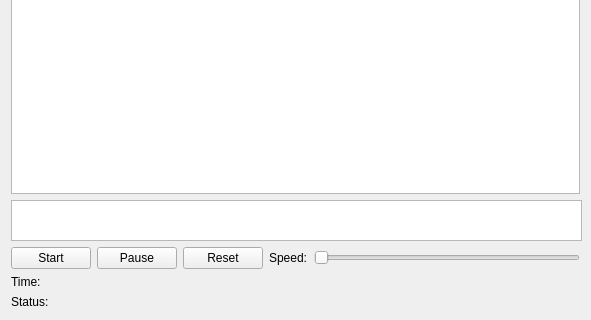
Before: the Qt Designer form widget.ui in NateJoshuaSmith/Algorithms, drawn with Qt 5; both pictures show x 0 to 591 and y 256 to 576 of the 591 by 576 pixel window.
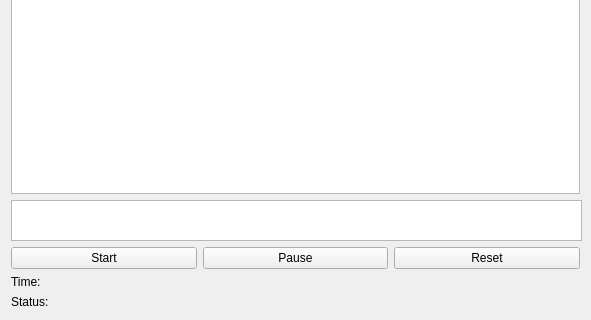
After: the same form once the commit is applied.

Patch:
```diff
--- a/widget.ui
+++ b/widget.ui
@@ -195,20 +195,6 @@
        </property>
       </widget>
      </item>
-     <item>
-      <widget class="QLabel" name="speed_label">
-       <property name="text">
-        <string>Speed:</string>
-       </property>
-      </widget>
-     </item>
-     <item>
-      <widget class="QSlider" name="slider">
-       <property name="orientation">
-        <enum>Qt::Orientation::Horizontal</enum>
-       </property>
-      </widget>
-     </item>
     </layout>
    </item>
    <item>
```
